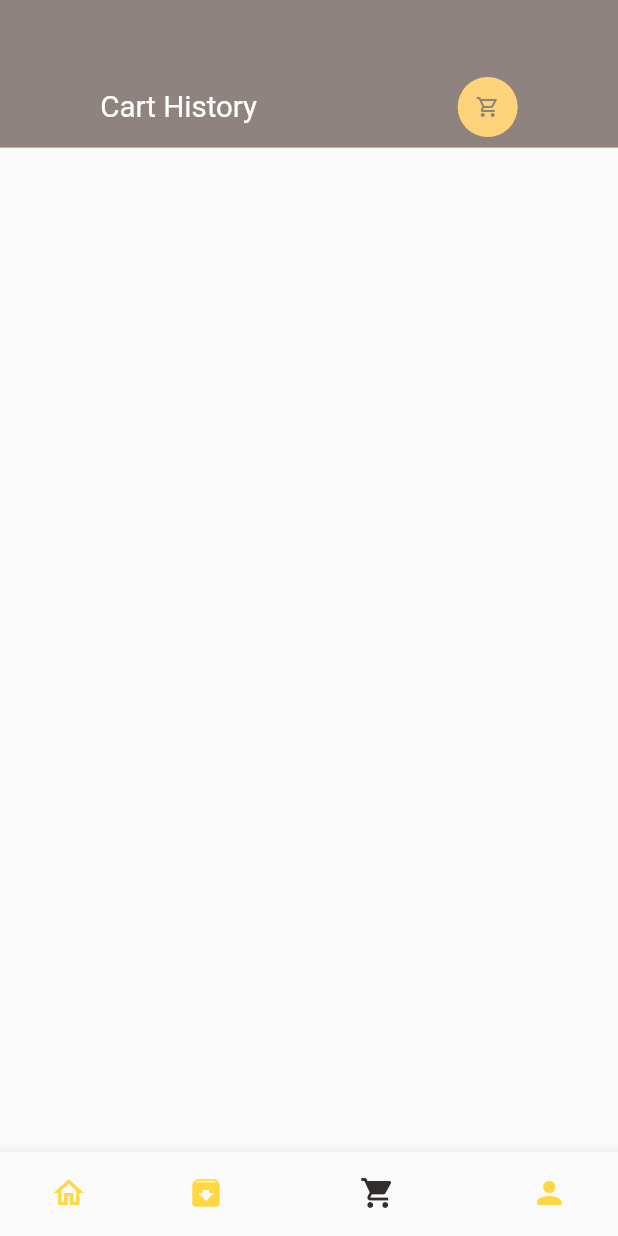
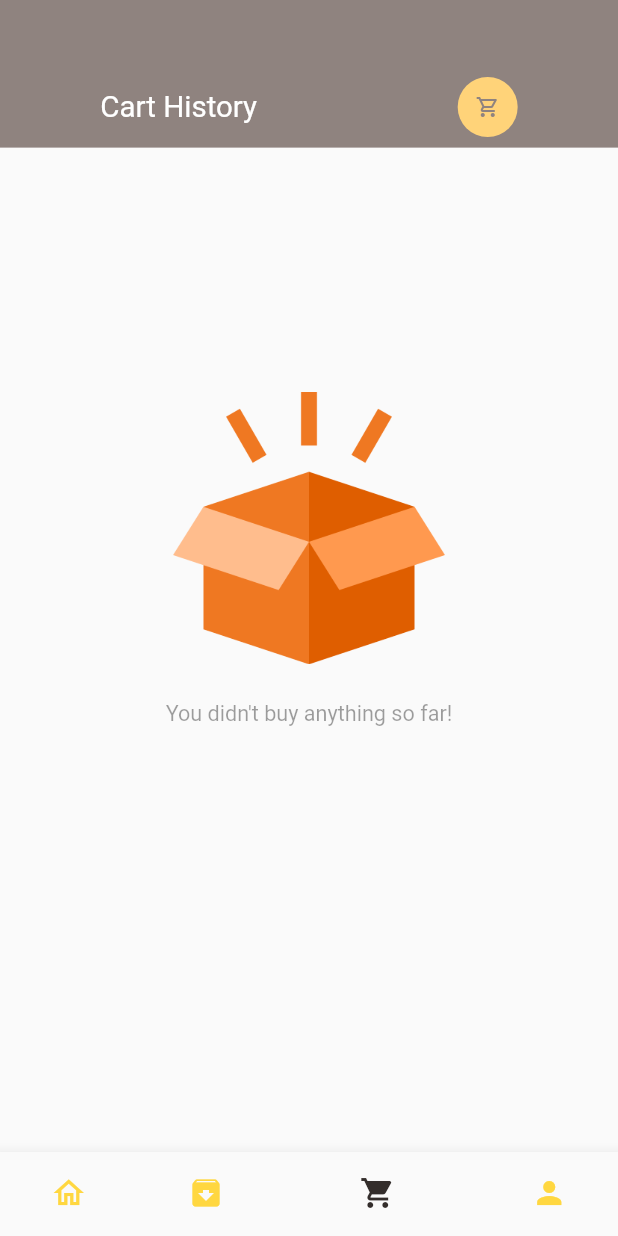
Before and after one commit to apurvajain10/AfzalMao, a Flutter app: the screen it shows after launch, item 3 of the bottom bar chosen, on a phone screen of 412 x 824 dp. Run offline on Flutter 3.47's test engine with Material 2 defaults, Android fonts, the phone set to English and light mode, and no system bars; our stand-ins replace dots_indicator, get, shared_preferences; missing offline and left inert: dart:ffi; network calls fail.

Commit message:
Shopping Cart and Profile Setup

```diff
--- /dev/null
+++ b/lib/base/no_data_page.dart
@@ -0,0 +1,34 @@
+import'package:flutter/cupertino.dart';
+import 'package:flutter/material.dart';
+
+class NoDataPage extends StatelessWidget {
+   final String text;
+   final String imgPath;
+  const NoDataPage({Key? key,required this.text,
+    this.imgPath="assets/image/empty_cart.png"
+  }) : super(key: key);
+
+  @override
+  Widget build(BuildContext context) {
+    return Column(
+      mainAxisAlignment: MainAxisAlignment.center,
+      crossAxisAlignment: CrossAxisAlignment.stretch,
+      children: [
+        Image.asset(
+          imgPath,
+          height: MediaQuery.of(context).size.height*0.22,
+          width: MediaQuery.of(context).size.width*0.22,
+        ),
+        SizedBox(height:MediaQuery.of(context).size.height*0.03,),
+        Text(
+          text,
+          style:TextStyle(
+            fontSize: MediaQuery.of(context).size.height*0.0175,
+            color:Theme.of(context).disabledColor
+          ),
+          textAlign: TextAlign.center,
+        )
+      ],
+    );
+  }
+}
--- /dev/null
+++ b/lib/base/show_custom_snackbar.dart
@@ -0,0 +1,6 @@
+import 'package:get/get.dart';
+
+void showCustomSnackBar(String message, {bool isError = true, String title= "Error"}){
+  Get.snackbar(title, message)
+
+}
--- a/lib/data/repository/cart_repo.dart
+++ b/lib/data/repository/cart_repo.dart
@@ -12,8 +12,9 @@ class CartRepo{
   List<String> cart=[];
   List<String> cartHistory=[];
   void addToCartList(List<CartModel>cartList){
-    //sharedPreferences.remove(AppConstants.CART_LIST);
-    //sharedPreferences.remove(AppConstants.CART_HISTORY_LIST);
+    /*sharedPreferences.remove(AppConstants.CART_LIST);
+    sharedPreferences.remove(AppConstants.CART_HISTORY_LIST);
+    return;*/
     var time = DateTime.now().toString();
     cart=[];
     /*
--- a/lib/main.dart
+++ b/lib/main.dart
@@ -1,6 +1,8 @@
 import 'package:afzal_mao/controllers/cart_controller.dart';
 import 'package:afzal_mao/controllers/popular_product_controller.dart';
 import 'package:afzal_mao/controllers/recommended_product_controller.dart';
+import 'package:afzal_mao/pages/auth/sign_in_page.dart';
+import 'package:afzal_mao/pages/auth/sign_up_page.dart';
 import 'package:afzal_mao/pages/cart/cart_page.dart';
 import 'package:afzal_mao/pages/food/popular_food_detail.dart';
 import 'package:afzal_mao/pages/food/recommended_food_detail.dart';
@@ -29,6 +31,7 @@ Get.find<CartController>().getCartData();
         return GetMaterialApp(
           debugShowCheckedModeBanner: false,
           title: 'Flutter Demo',
+          //home:SignInPage(),
           //home: SplashScreen(),
           initialRoute: RouteHelper.getSplashPage(),
           getPages: RouteHelper.routes,
--- a/lib/pages/cart/cart_history.dart
+++ b/lib/pages/cart/cart_history.dart
@@ -6,6 +6,7 @@ import 'package:afzal_mao/utils/dimensions.dart';
 import 'package:flutter/cupertino.dart';
 import 'package:flutter/material.dart';
 import 'package:intl/intl.dart';
+import '../../base/no_data_page.dart';
 import '../../controllers/cart_controller.dart';
 import '../../models/cart_model.dart';
 import '../../utils/app_constants.dart';
@@ -42,6 +43,16 @@ class CartHistory extends StatelessWidget {
 
 
     var listCounter =0;
+   Widget timeWidget(int index){
+     var outputDate=DateTime.now().toString();
+      if(index<getCartHistoryList.length){
+        DateTime parseDate= DateFormat("yyyy-MM-dd HH:mm:ss").parse(getCartHistoryList[listCounter].time!);
+        var inputDate = DateTime.parse(parseDate.toString());
+        var outputFormat = DateFormat("MM/dd/yyyy hh:mm a");
+         outputDate=outputFormat.format(inputDate);
+     }
+      return BigText(text:outputDate);
+    }
 
     return Scaffold(
 
@@ -62,6 +73,8 @@ class CartHistory extends StatelessWidget {
                ],
              ),
            ),
+          GetBuilder<CartController>(builder:(_cartController){
+            return _cartController.getCartHistoryList().length>0?
             Expanded(child: Container(
 
               margin: EdgeInsets.only(
@@ -80,13 +93,7 @@ class CartHistory extends StatelessWidget {
                       child: Column(
                         crossAxisAlignment: CrossAxisAlignment.start,
                         children: [
-                        ((){
-                          DateTime parseDate= DateFormat("yyyy-MM-dd HH:mm:ss").parse(getCartHistoryList[listCounter].time!);
-                          var inputDate = DateTime.parse(parseDate.toString());
-                          var outputFormat = DateFormat("MM/dd/yyyy hh:mm a");
-                          var outputDate=outputFormat.format(inputDate);
-                          return BigText(text:outputDate);
-                        }()),
+                                timeWidget(listCounter),
                           SizedBox(height:Dimensions.height10,),
                           Row(
                             mainAxisAlignment: MainAxisAlignment.spaceBetween,
@@ -145,7 +152,7 @@ class CartHistory extends StatelessWidget {
                                             borderRadius:BorderRadius.circular(Dimensions.radius15/3),
                                             border:Border.all(width:1, color: AppColors.paraColor ),
                                           ),
-                                      child: SmallText(text:"one more",color:AppColors.blueShade),
+                                          child: SmallText(text:"one more",color:AppColors.paraColor),
                                         ),
                                       )
                                     ],
@@ -161,7 +168,15 @@ class CartHistory extends StatelessWidget {
 
                 ],
               )) ,
-          ))
+            )):
+            SizedBox(
+              height:MediaQuery.of(context).size.height/1.5,
+                child:const Center(
+                  child: const NoDataPage(
+                    text:"You didn't buy anything so far!",
+                    imgPath:"assets/image/empty_box.png",),
+                ));
+          })
         ],
       )
     );
--- a/lib/pages/home/home_page.dart
+++ b/lib/pages/home/home_page.dart
@@ -1,3 +1,5 @@
+import 'package:afzal_mao/pages/account/account_page.dart';
+import 'package:afzal_mao/pages/auth/sign_up_page.dart';
 import 'package:afzal_mao/pages/home/main_food_page.dart';
 import 'package:afzal_mao/utils/colors.dart';
 import 'package:flutter/cupertino.dart';
@@ -20,9 +22,9 @@ class _HomePageState extends State<HomePage> {
 
   List pages=[
     MainFoodPage(),
-    Container(child: Center(child: Text("Next Page"),),),
+    SignUpPage(),
     CartHistory(),
-    Container(child: Center(child: Text("Next next next Page"),),),
+    AccountPage(),
   ];
   void onTapNav(int index){
    setState((){
--- a/lib/utils/app_constants.dart
+++ b/lib/utils/app_constants.dart
@@ -2,9 +2,12 @@ class AppConstants{
   static const String APP_NAME = "DBFood";
   static const int APP_VERSION = 1;
 
-  static const String baseUrl = "https://mvs.bslmeiyu.com";
+  static const String baseUrl = "http://192.168.246.254:8000";
+  //static const String baseUrl = "http://mvs.bslmeiyu.com";
   static const String popularProductUri = "/api/v1/products/popular";
+
   static const String recommendedProductUri = "/api/v1/products/recommended";
+//  static const String DRINKS_URI = "/api/v1/products/drinks";
   static const String token = "DBToken";
 
   static const String upload_Url = "/uploads/";
--- a/lib/utils/constants.dart
+++ b/lib/utils/constants.dart
@@ -4,9 +4,13 @@ const String ipsumText =
 class AppConstants {
   static const String appName = 'DBFood';
   static const int appVersion = 1;
-  static const String baseUrl = 'http://mvs.bslmeiyu.com';
+  static const String baseUrl = "http://192.168.246.254:8000";
+  //static const String baseUrl = 'http://mvs.bslmeiyu.com';
   static const String popularProductUri = '/api/v1/products/popular';
-  static const String recommendedProductUri = '/api/v1/products/recommended';
+ static const String recommendedProductUri = '/api/v1/products/recommended';
+  //static const String DRINKS_URI = "/api/v1/products/drinks";
+
+
   static const String token = 'DBtoken';
   static const String uploadUrl = '/uploads/';
   static const String cartList = 'cart-list';
--- a/pubspec.yaml
+++ b/pubspec.yaml
@@ -36,7 +36,6 @@ dependencies:
   get: ^4.6.1
   shared_preferences: ^2.0.13
   intl: ^0.17.0
-
 
 
 dev_dependencies:
```
Also changed, not shown: lib/pages/account/account_page.dart (added, +94 -0 lines), lib/pages/auth/sign_in_page.dart (added, +128 -0 lines), lib/pages/auth/sign_up_page.dart (added, +121 -0 lines), lib/pages/cart/cart_page.dart (+15 -4 lines), lib/pages/home/main_food_page.dart (+10 -3 lines), lib/widgets/account_widget.dart (added, +37 -0 lines), lib/widgets/app_text_field.dart (added, +63 -0 lines), pubspec.lock, 1 other file. Lines whose indentation alone changed are shown as unchanged.
